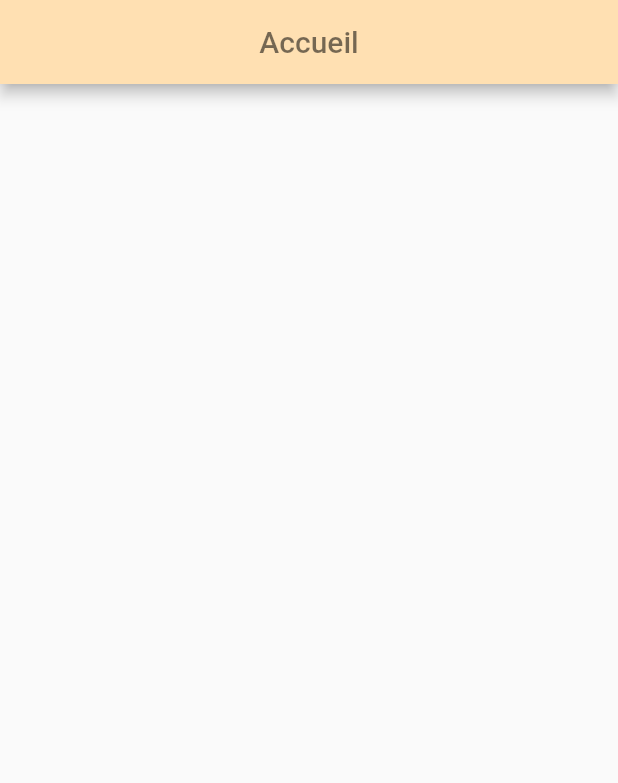
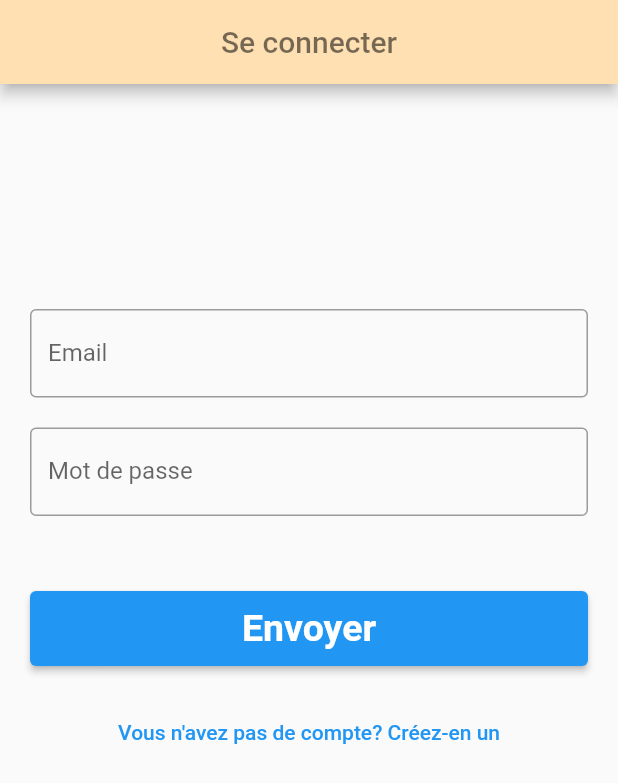
Before and after one commit to Asafafy/projet_semestre_7_espa_tco, a Flutter app: the screen it shows after launch, on a phone screen of 412 x 824 dp. Shown: the top 783 px of the screen. Run offline on Flutter 3.47's test engine with Material 2 defaults, Android fonts, the light colour scheme and no system bars; our stand-ins replace firebase_auth, firebase_core; accounts and stored records are empty.

Commit message:
Authentification avec Email et Mot de passe

```diff
--- /dev/null
+++ b/lib/ecrans/se_connecter.dart
@@ -0,0 +1,95 @@
+import 'package:firebase_auth/firebase_auth.dart';
+import 'package:flutter/material.dart';
+import 'package:projet_semestre_7_espa_tco/ecrans/accueil.dart';
+import 'package:projet_semestre_7_espa_tco/ecrans/s_inscrire.dart';
+
+import '../services/servicesAuthentifications.dart';
+
+class SeConnecter extends StatefulWidget {
+  @override
+  State<SeConnecter> createState() => _SeConnecterState();
+}
+
+class _SeConnecterState extends State<SeConnecter> {
+  TextEditingController controlleurEmail = TextEditingController();
+  TextEditingController controlleurMotDePasse = TextEditingController();
+
+  bool chargement = false;
+
+
+  @override
+  Widget build(BuildContext context) {
+    return Scaffold(
+      appBar: AppBar(
+        title: Text("Se connecter"),
+        centerTitle: true,
+        backgroundColor: Colors.orange.shade100,
+        foregroundColor: Colors.black54,
+      ),
+      body: ListView(
+        children: [
+          SizedBox(height: 120.0,),
+          Padding(
+            padding: const EdgeInsets.only(left: 20.0, top: 30.0, right: 20.0),
+            child: TextField(
+              controller: controlleurEmail,
+              decoration: InputDecoration(
+                labelText: "Email",
+                border: OutlineInputBorder(),
+              ),
+            ),
+          ),
+          SizedBox(height: 20.0,),
+          Padding(
+            padding: const EdgeInsets.symmetric(horizontal: 20.0),
+            child: TextField(
+              obscuringCharacter: "*",
+              obscureText: true,
+              controller: controlleurMotDePasse,
+              decoration: InputDecoration(
+                labelText: "Mot de passe",
+                border: OutlineInputBorder(),
+              ),
+            ),
+          ),
+          SizedBox(height: 50.0,),
+          chargement ? LinearProgressIndicator() : Padding(
+            padding: const EdgeInsets.symmetric(horizontal: 20.0),
+            child: Container(
+              height: 50,
+              width: MediaQuery.of(context).size.width,
+              child: ElevatedButton(
+                child: Text("Envoyer", style: TextStyle(fontSize: 25, fontWeight: FontWeight.bold),),
+                onPressed: () async {
+                  setState(() {
+                    chargement = true;
+                  });
+                  if (controlleurEmail.text == ""  || controlleurMotDePasse.text == "") {
+                    ScaffoldMessenger.of(context).showSnackBar(SnackBar(content: Text("Tous les champs sont requis !"), backgroundColor: Colors.red,));
+                  } else {
+                    User? resultat = await ServicesAuthentifications().seConnecter(controlleurEmail.text, controlleurMotDePasse.text, context);
+                    if (resultat != null) {
+                      print("Connexion avec succès");
+                      print(resultat.email);
+                      Navigator.pushAndRemoveUntil(context, MaterialPageRoute(builder: (context)=>Accueil()), (route) => false);
+                    }
+                  }
+                  setState(() {
+                    chargement = false;
+                  });
+                },
+              ),
+            ),
+          ),
+          SizedBox(height: 20.0,),
+          TextButton(
+            onPressed: () {
+              Navigator.push(context, MaterialPageRoute(builder: (context)=>SInscrire()));
+            },
+            child: Text("Vous n'avez pas de compte? Créez-en un")
+          ),
+        ],
+      ),
+    );
+  }
+}
--- a/lib/main.dart
+++ b/lib/main.dart
@@ -1,7 +1,12 @@
 import 'package:flutter/material.dart';
+import 'package:firebase_core/firebase_core.dart';
 import 'package:projet_semestre_7_espa_tco/ecrans/accueil.dart';
+import 'package:projet_semestre_7_espa_tco/ecrans/se_connecter.dart';
+import 'package:projet_semestre_7_espa_tco/services/servicesAuthentifications.dart';
 
-void main() {
+void main() async {
+  WidgetsFlutterBinding.ensureInitialized();
+  await Firebase.initializeApp();
   runApp(const MyApp());
 }
 
@@ -11,9 +16,18 @@ class MyApp extends StatelessWidget {
   // This widget is the root of your application.
   @override
   Widget build(BuildContext context) {
-    return const MaterialApp(
+    return MaterialApp(
       title: "Projet Semestre 7 ESPA TCO",
-      home: Accueil(),
+      home: StreamBuilder(
+        stream: ServicesAuthentifications().firebaseAuth.authStateChanges(),
+        builder: (context, snapshot) {
+          if (snapshot.hasData) {
+            return Accueil();
+          } else {
+            return SeConnecter();
+          }
+        },
+      ),
     );
   }
 }
--- /dev/null
+++ b/lib/services/servicesAuthentifications.dart
@@ -0,0 +1,69 @@
+import 'package:firebase_auth/firebase_auth.dart';
+import 'package:firebase_core/firebase_core.dart';
+import 'package:flutter/cupertino.dart';
+import 'package:flutter/material.dart';
+
+class ServicesAuthentifications{
+  FirebaseAuth firebaseAuth = FirebaseAuth.instance;
+
+
+  //  Fonction S'inscrire
+  Future sInscrire(String email, String motDePasse, BuildContext context) async {
+    try {
+      UserCredential userCredential = await firebaseAuth.createUserWithEmailAndPassword(email: email, password: motDePasse);
+      return userCredential.user;
+    } on FirebaseAuthException catch(e) {
+      String messageDErreur = "";
+      switch (e.code) {
+        case 'invalid-email':
+          messageDErreur = 'L\'adresse e-mail est mal formatée.';
+          break;
+        case 'email-already-in-use':
+          messageDErreur = 'L\'adresse e-mail est déjà utilisée.';
+          break;
+        case 'weak-password' :
+          messageDErreur = "Le mot de passe doit contenir au moins 6 caractères";
+          break;
+        default:
+          messageDErreur = 'Une erreur s\'est produite lors de l\'authentification.';
+      }
+      ScaffoldMessenger.of(context).showSnackBar(SnackBar(content: Text(messageDErreur), backgroundColor: Colors.red,));
+    } catch(e) {
+      print(e);
+    }
+  }
+
+
+  //  Fonction Se connecter
+  Future<User?> seConnecter(String email, String motDePasse, BuildContext context) async {
+    try {
+      UserCredential userCredential = await firebaseAuth.signInWithEmailAndPassword(email: email, password: motDePasse);
+      return userCredential.user;
+    } on FirebaseAuthException catch(e) {
+      String messageDErreur = "";
+      switch (e.code) {
+        case 'invalid-email':
+          messageDErreur = 'L\'adresse e-mail est mal formatée.';
+          break;
+        case 'user-not-found':
+          messageDErreur = 'L\'utilisateur n\'a pas été trouvé.';
+          break;
+        case 'wrong-password':
+          messageDErreur = 'Le mot de passe est incorrect.';
+          break;
+        default:
+          messageDErreur =
+          'Une erreur s\'est produite lors de l\'authentification.';
+      }
+      ScaffoldMessenger.of(context).showSnackBar(SnackBar(content: Text(messageDErreur), backgroundColor: Colors.red,));
+    } catch(e) {
+      print(e);
+    }
+  }
+
+
+  //  Fonction Se Déconnecter
+  Future seDeconnecter() async {
+    await firebaseAuth.signOut();
+  }
+}
--- a/pubspec.yaml
+++ b/pubspec.yaml
@@ -35,6 +35,8 @@ dependencies:
   # The following adds the Cupertino Icons font to your application.
   # Use with the CupertinoIcons class for iOS style icons.
   cupertino_icons: ^1.0.2
+  firebase_core: ^2.8.0
+  firebase_auth: ^4.3.0
 
 dev_dependencies:
   flutter_test:
```
Also changed, not shown: lib/ecrans/accueil.dart (+18 -2 lines), lib/ecrans/s_inscrire.dart (added, +112 -0 lines), pubspec.lock, 4 other files.
